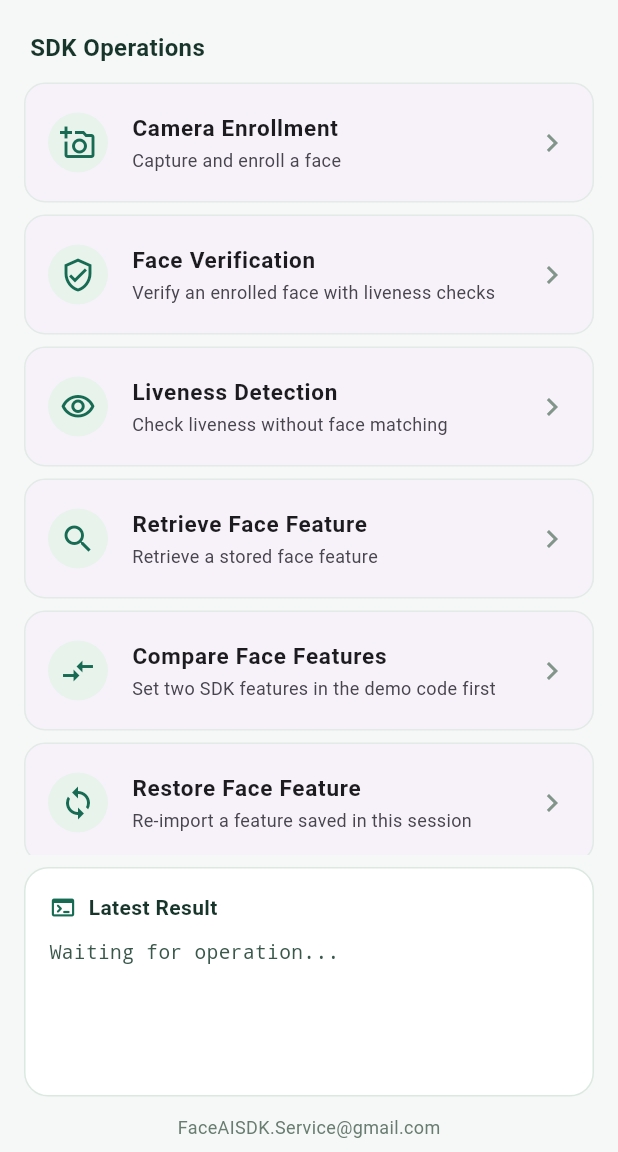
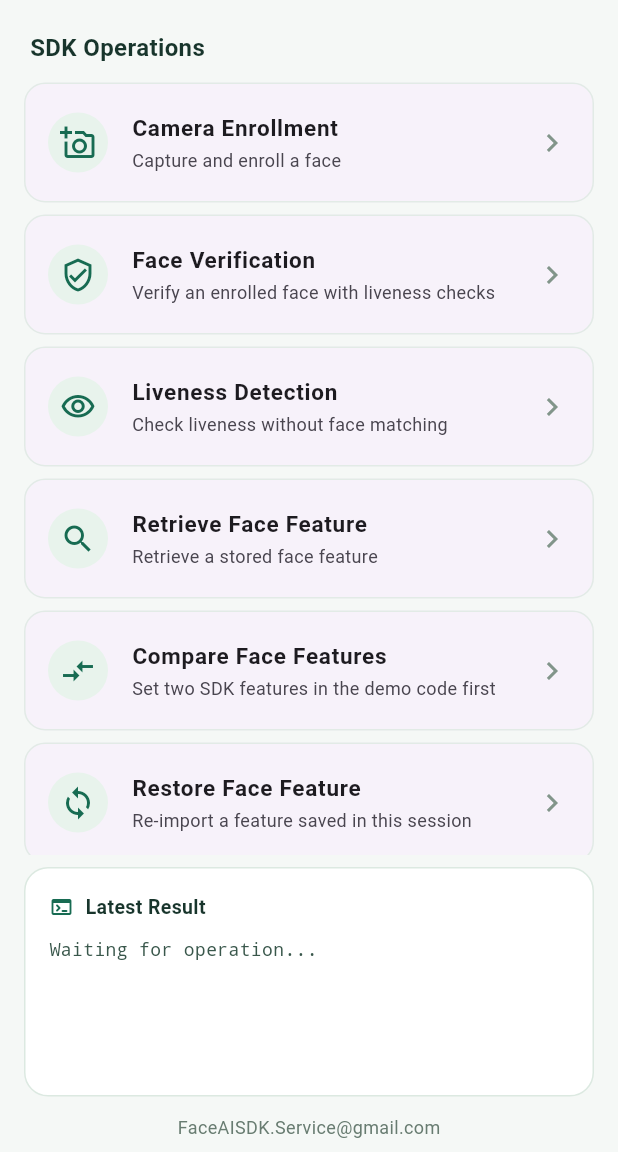
Before and after one commit to FaceAISDK/FaceRecognition_Flutter, a Flutter app: the screen it shows after launch, on a phone screen of 412 x 824 dp, the part 84-1236 px from its top. Run offline on Flutter 3.47's test engine with Material 3 defaults, Android fonts, the phone set to English and light mode, and no system bars.

Commit message:
Refine demo result styling and update assets
Reduce result heading, icon, and text sizes and add widget coverage. Refresh the demo image and include local formatting updates.

```diff
--- a/example/lib/main.dart
+++ b/example/lib/main.dart
@@ -345,10 +345,11 @@ class _MyHomePageState extends State<MyHomePage> {
                   Row(
                     children: [
                       const Icon(Icons.terminal_rounded,
-                          color: _green, size: 18),
+                          color: _green, size: 16),
                       const SizedBox(width: 8),
                       Text(t('result'),
                           style: const TextStyle(
+                              fontSize: 13,
                               fontWeight: FontWeight.w600,
                               color: Color(0xFF18352C))),
                       if (_isBusy) ...[
@@ -375,7 +376,7 @@ class _MyHomePageState extends State<MyHomePage> {
                                   : null,
                               style: const TextStyle(
                                   color: Color(0xFF39574B),
-                                  fontSize: 13,
+                                  fontSize: 12,
                                   height: 1.4,
                                   fontFamily: 'monospace'),
                             ),
```
Also changed, not shown: FaceAISDK.png, 4 other files.
